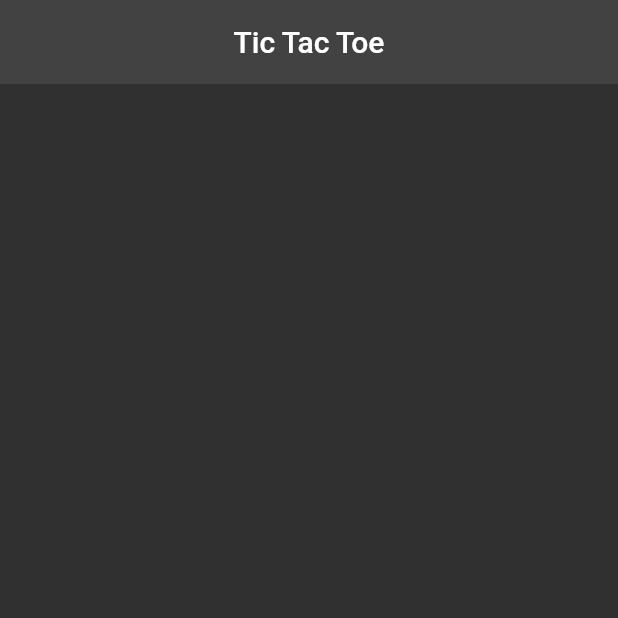
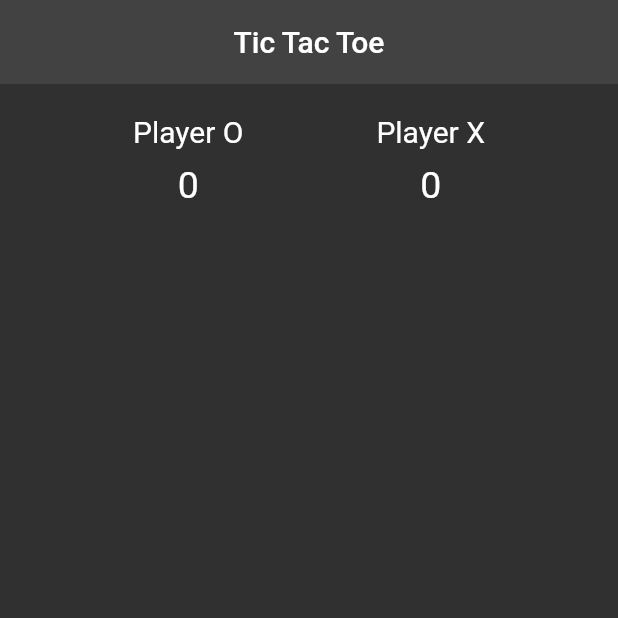
Before and after one commit to Terminatorking/tic_tac_toe, a Flutter app: the screen it shows after launch, on a phone screen of 412 x 824 dp, the top half of it. Run offline on Flutter 3.47's test engine with Material 2 defaults, Android fonts, the phone set to English and light mode, and no system bars.

Commit message:
complete player texts

```diff
--- a/lib/home_page.dart
+++ b/lib/home_page.dart
@@ -8,6 +8,8 @@ class HomePage extends StatefulWidget {
 }
 
 class _HomePageState extends State<HomePage> {
+  int winingsOfXPlayer = 0;
+  int winingsOfOPlayer = 0;
   @override
   Widget build(BuildContext context) {
     return SafeArea(
@@ -18,7 +20,49 @@ class _HomePageState extends State<HomePage> {
           title: const Text("Tic Tac Toe"),
         ),
         body: Column(
-          children: [],
+          children: [
+            Row(
+              mainAxisAlignment: MainAxisAlignment.spaceEvenly,
+              children: [
+                Column(
+                  children: [
+                    const SizedBox(
+                      height: 20,
+                    ),
+                    const Text(
+                      "Player O",
+                      style: TextStyle(fontSize: 20),
+                    ),
+                    const SizedBox(
+                      height: 10,
+                    ),
+                    Text(
+                      winingsOfOPlayer.toString(),
+                      style: const TextStyle(fontSize: 25),
+                    )
+                  ],
+                ),
+                Column(
+                  children: [
+                    const SizedBox(
+                      height: 20,
+                    ),
+                    const Text(
+                      "Player X",
+                      style: TextStyle(fontSize: 20),
+                    ),
+                    const SizedBox(
+                      height: 10,
+                    ),
+                    Text(
+                      winingsOfXPlayer.toString(),
+                      style: const TextStyle(fontSize: 25),
+                    )
+                  ],
+                ),
+              ],
+            )
+          ],
         ),
       ),
     );
```
